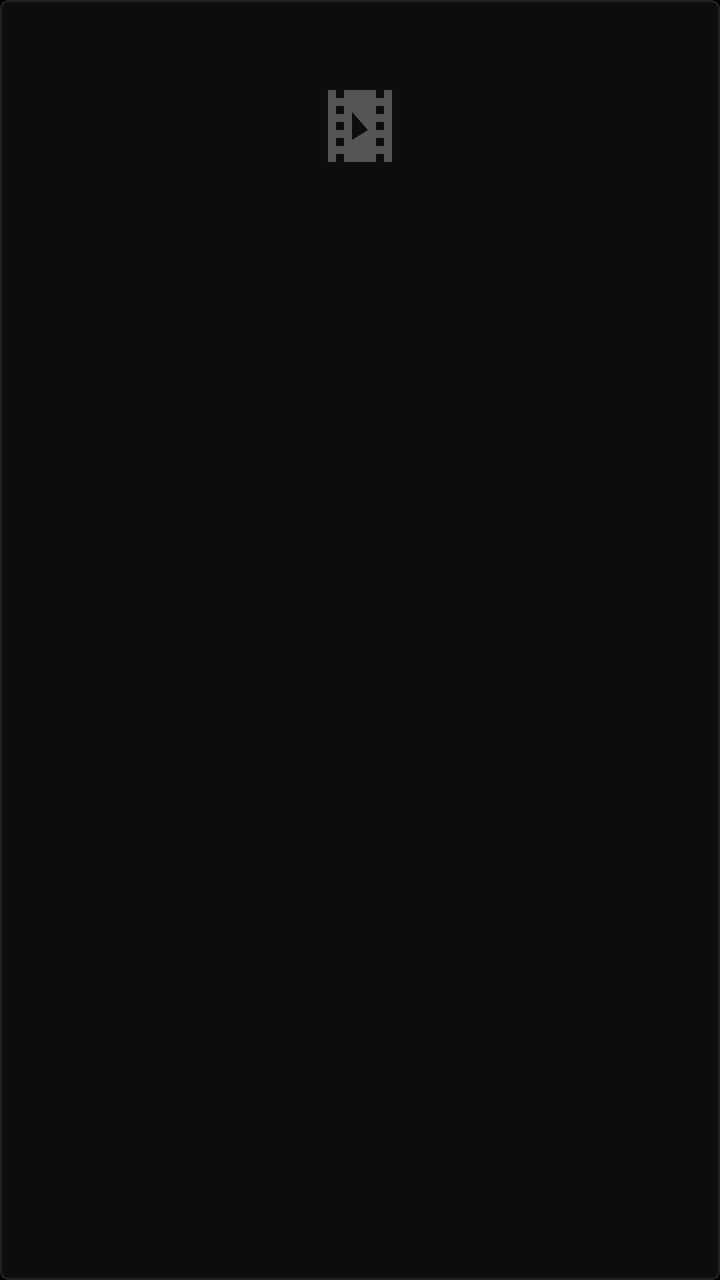
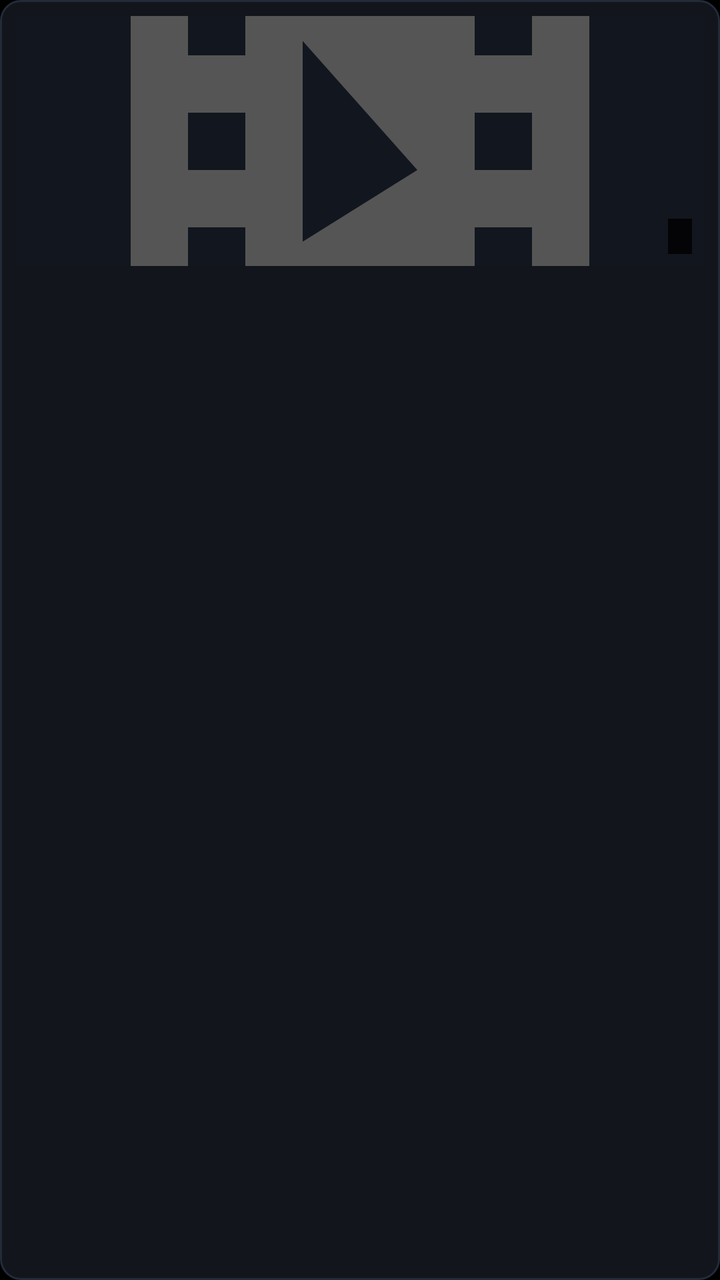

Compare the two renders of this Android layout. The source of the first and the diff that turns it into the second are given below.
<!-- AndroidManifest.xml: application theme Theme.MyApplication -->
<!-- res/layout/item_video.xml -->
<?xml version="1.0" encoding="utf-8"?>
<LinearLayout xmlns:android="http://schemas.android.com/apk/res/android"
    android:layout_width="match_parent"
    android:layout_height="wrap_content"
    android:layout_margin="6dp"
    android:background="@drawable/bg_grid_item_focus"
    android:clickable="true"
    android:focusable="true"
    android:orientation="vertical"
    android:padding="8dp">

    <ImageView
        android:id="@+id/iv_video_thumb"
        android:layout_width="match_parent"
        android:layout_height="110dp"
        android:contentDescription="@string/video_item"
        android:scaleType="centerInside"
        android:src="@drawable/ic_video_placeholder" />

    <TextView
        android:id="@+id/tv_video_name"
        android:layout_width="match_parent"
        android:layout_height="wrap_content"
        android:layout_marginTop="6dp"
        android:ellipsize="end"
        android:maxLines="1"
        android:textColor="@color/white"
        android:textSize="13sp" />

    <TextView
        android:id="@+id/tv_video_size"
        android:layout_width="match_parent"
        android:layout_height="wrap_content"
        android:layout_marginTop="2dp"
        android:textColor="@color/text_secondary"
        android:textSize="11sp" />

</LinearLayout>
<!-- resources referenced by this layout -->
<resources>
  <color name="text_secondary">#AAAAAA</color>
  <color name="white">#FFFFFF</color>
  <!-- drawable bg_grid_item_focus (drawable) -->
  <?xml version="1.0" encoding="utf-8"?>
  <selector xmlns:android="http://schemas.android.com/apk/res/android">
      <item android:state_focused="true">
          <shape android:shape="rectangle">
              <solid android:color="#222222" />
              <stroke android:width="2dp" android:color="#FFFFFF" />
              <corners android:radius="4dp" />
          </shape>
      </item>
      <item>
          <shape android:shape="rectangle">
              <solid android:color="#0D0D0D" />
              <stroke android:width="1dp" android:color="#222222" />
              <corners android:radius="4dp" />
          </shape>
      </item>
  </selector>
  <!-- drawable ic_video_placeholder (drawable) -->
  <?xml version="1.0" encoding="utf-8"?>
  <vector xmlns:android="http://schemas.android.com/apk/res/android"
      android:width="48dp"
      android:height="48dp"
      android:viewportWidth="24"
      android:viewportHeight="24">
      <path
          android:fillColor="#555555"
          android:pathData="M18,3v2h-2V3H8v2H6V3H4v18h2v-2h2v2h8v-2h2v2h2V3H18zM8,17H6v-2h2V17zM8,13H6v-2h2V13zM8,9H6V7h2V9zM14,13l-4,2.5V8.5L14,13zM18,17h-2v-2h2V17zM18,13h-2v-2h2V13zM18,9h-2V7h2V9z" />
  </vector>
  <string name="video_item">Video</string>
  <style name="Theme.MyApplication" parent="Theme.AppCompat.NoActionBar">
          <item name="android:windowBackground">@color/black</item>
          <item name="android:colorBackground">@color/black</item>
          <item name="android:textColorPrimary">@color/white</item>
          <item name="android:textColorSecondary">@color/text_secondary</item>
          <item name="android:windowFullscreen">true</item>
          <item name="android:windowContentOverlay">@null</item>
      </style>
  <color name="black">#000000</color>
</resources>

<!-- the commit's change to res/layout/item_video.xml (unified diff, before → after) -->
@@ -2,37 +2,60 @@
 <LinearLayout xmlns:android="http://schemas.android.com/apk/res/android"
     android:layout_width="match_parent"
     android:layout_height="wrap_content"
-    android:layout_margin="6dp"
-    android:background="@drawable/bg_grid_item_focus"
+    android:layout_margin="8dp"
+    android:background="@drawable/bg_card_tv"
     android:clickable="true"
     android:focusable="true"
     android:orientation="vertical"
     android:padding="8dp">
 
-    <ImageView
-        android:id="@+id/iv_video_thumb"
+    <FrameLayout
         android:layout_width="match_parent"
-        android:layout_height="110dp"
-        android:contentDescription="@string/video_item"
-        android:scaleType="centerInside"
-        android:src="@drawable/ic_video_placeholder" />
+        android:layout_height="125dp">
+
+        <ImageView
+            android:id="@+id/iv_video_thumb"
+            android:layout_width="match_parent"
+            android:layout_height="match_parent"
+            android:background="#12161F"
+            android:contentDescription="@string/video_item"
+            android:scaleType="centerCrop"
+            android:src="@drawable/ic_video_placeholder" />
+
+        <TextView
+            android:id="@+id/tv_video_badge"
+            android:layout_width="wrap_content"
+            android:layout_height="wrap_content"
+            android:layout_gravity="bottom|end"
+            android:layout_margin="6dp"
+            android:background="#CC000000"
+            android:paddingStart="6dp"
+            android:paddingTop="2dp"
+            android:paddingEnd="6dp"
+            android:paddingBottom="2dp"
+            android:textColor="#E2E8F0"
+            android:textSize="10sp"
+            android:textStyle="bold" />
+
+    </FrameLayout>
 
     <TextView
         android:id="@+id/tv_video_name"
         android:layout_width="match_parent"
         android:layout_height="wrap_content"
-        android:layout_marginTop="6dp"
+        android:layout_marginTop="8dp"
         android:ellipsize="end"
         android:maxLines="1"
         android:textColor="@color/white"
-        android:textSize="13sp" />
+        android:textSize="14sp"
+        android:textStyle="bold" />
 
     <TextView
         android:id="@+id/tv_video_size"
         android:layout_width="match_parent"
         android:layout_height="wrap_content"
-        android:layout_marginTop="2dp"
+        android:layout_marginTop="3dp"
         android:textColor="@color/text_secondary"
-        android:textSize="11sp" />
+        android:textSize="12sp" />
 
 </LinearLayout>
<!-- resource entries referenced after the edit -->
@@ -2,21 +2,28 @@
 <resources>
   <color name="text_secondary">#AAAAAA</color>
   <color name="white">#FFFFFF</color>
-  <!-- drawable bg_grid_item_focus (drawable) -->
+  <!-- drawable bg_card_tv (drawable) -->
   <?xml version="1.0" encoding="utf-8"?>
   <selector xmlns:android="http://schemas.android.com/apk/res/android">
       <item android:state_focused="true">
           <shape android:shape="rectangle">
-              <solid android:color="#222222" />
-              <stroke android:width="2dp" android:color="#FFFFFF" />
-              <corners android:radius="4dp" />
+              <solid android:color="#FF1E2633" />
+              <stroke android:width="2.5dp" android:color="#FFFFFF" />
+              <corners android:radius="10dp" />
+          </shape>
+      </item>
+      <item android:state_pressed="true">
+          <shape android:shape="rectangle">
+              <solid android:color="#FF1E2633" />
+              <stroke android:width="2dp" android:color="#60A5FA" />
+              <corners android:radius="10dp" />
           </shape>
       </item>
       <item>
           <shape android:shape="rectangle">
-              <solid android:color="#0D0D0D" />
-              <stroke android:width="1dp" android:color="#222222" />
-              <corners android:radius="4dp" />
+              <solid android:color="#FF12151B" />
+              <stroke android:width="1dp" android:color="#232B38" />
+              <corners android:radius="10dp" />
           </shape>
       </item>
   </selector>
